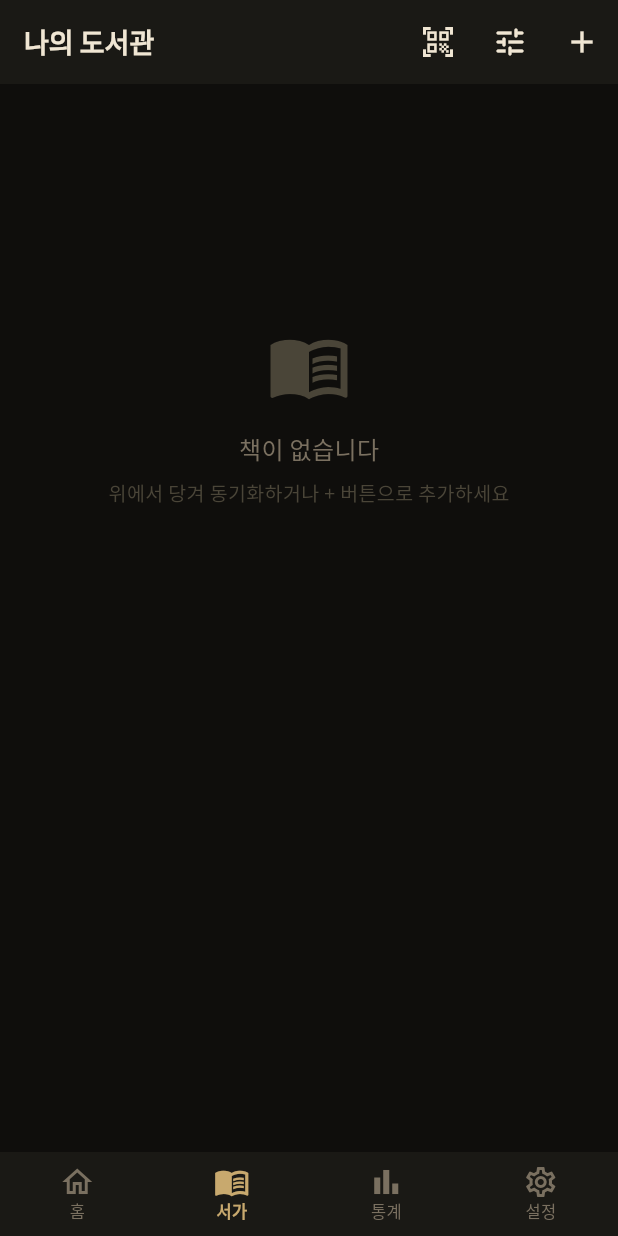
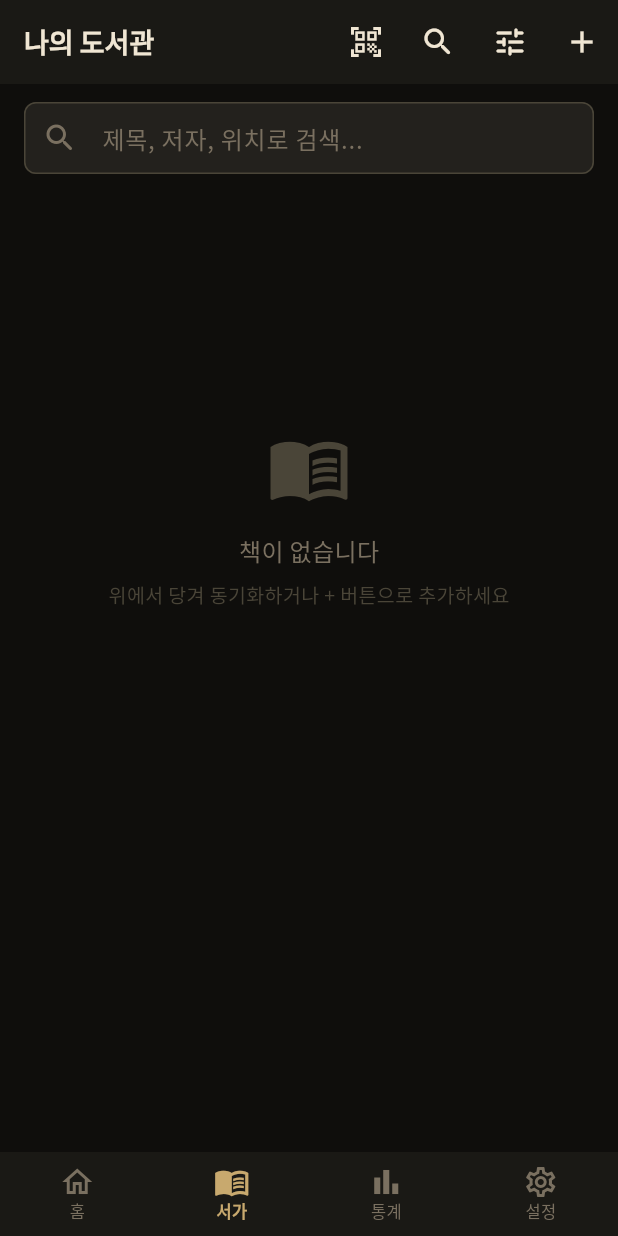
Before and after one commit to giltongit/classicshelf, a Flutter app: the screen it shows after launch, item 2 of the bottom bar chosen, on a phone screen of 412 x 824 dp. Run offline on Flutter 3.47's test engine with Material 3 defaults, Android fonts, the phone set to English and light mode, and no system bars; our stand-ins replace cached_network_image, connectivity_plus, csv, drift, file_picker, flutter_image_compress and 6 more; missing offline and left inert: charset_converter, mobile_scanner; accounts and stored records are empty; generated files the repository leaves out were written again; network calls fail.

Commit message:
feat(bookshelf): 서가 상단 로컬 검색창 + AppBar 외부 검색 아이콘 추가
- BookListScreen body 상단에 _LocalSearchBar 추가 (제목/저자/위치 로컬 필터)
- bookFilterProvider.setSearchQuery()로 실시간 필터링
- AppBar actions에 search_rounded 아이콘 → /search 진입
- BookDetailScreen 희망도서 + ISBN 있을 때 [도서관에서 찾기] 버튼 추가

Co-Authored-By: Claude Sonnet 4.6 <noreply@anthropic.com>

```diff
--- a/lib/screens/book_list_screen.dart
+++ b/lib/screens/book_list_screen.dart
@@ -51,6 +51,11 @@ class BookListScreen extends ConsumerWidget {
             tooltip: '바코드 스캔',
             onPressed: () => context.push('/scan'),
           ),
+          IconButton(
+            icon: const Icon(Icons.search_rounded),
+            tooltip: '도서 검색',
+            onPressed: () => context.push('/search'),
+          ),
           Stack(
             alignment: Alignment.topRight,
             children: [
@@ -82,7 +87,11 @@ class BookListScreen extends ConsumerWidget {
           ),
         ],
       ),
-      body: RefreshIndicator(
+      body: Column(
+        children: [
+          _LocalSearchBar(),
+          Expanded(
+            child: RefreshIndicator(
               color: AppColors.gold,
               backgroundColor: AppColors.surface2,
               onRefresh: () async {
@@ -145,7 +154,8 @@ class BookListScreen extends ConsumerWidget {
                     );
                   }
                   return ListView.separated(
-              padding: const EdgeInsets.symmetric(vertical: 8, horizontal: 12),
+                    padding: const EdgeInsets.symmetric(
+                        vertical: 8, horizontal: 12),
                     itemCount: books.length,
                     separatorBuilder: (_, _) => const SizedBox(height: 6),
                     itemBuilder: (context, i) => _BookCard(book: books[i]),
@@ -153,9 +163,71 @@ class BookListScreen extends ConsumerWidget {
                 },
               ),
             ),
+          ),
+        ],
+      ),
     );
   }
 }
+
+// ── 서가 로컬 검색창 ──────────────────────────────────────────────────────────
+
+class _LocalSearchBar extends ConsumerStatefulWidget {
+  @override
+  ConsumerState<_LocalSearchBar> createState() => _LocalSearchBarState();
+}
+
+class _LocalSearchBarState extends ConsumerState<_LocalSearchBar> {
+  final _ctrl = TextEditingController();
+
+  @override
+  void dispose() {
+    _ctrl.dispose();
+    super.dispose();
+  }
+
+  @override
+  Widget build(BuildContext context) {
+    return Padding(
+      padding: const EdgeInsets.fromLTRB(16, 12, 16, 8),
+      child: TextField(
+        controller: _ctrl,
+        style: const TextStyle(color: AppColors.cream),
+        decoration: InputDecoration(
+          hintText: '제목, 저자, 위치로 검색...',
+          hintStyle: const TextStyle(color: AppColors.muted),
+          prefixIcon:
+              const Icon(Icons.search_rounded, color: AppColors.muted),
+          suffixIcon: _ctrl.text.isNotEmpty
+              ? IconButton(
+                  icon: const Icon(Icons.clear, color: AppColors.muted),
+                  onPressed: () {
+                    _ctrl.clear();
+                    ref
+                        .read(bookFilterProvider.notifier)
+                        .setSearchQuery('');
+                  },
+                )
+              : null,
+          filled: true,
+          fillColor: AppColors.surface2,
+          border: OutlineInputBorder(
+            borderRadius: BorderRadius.circular(10),
+            borderSide: BorderSide.none,
+          ),
+          contentPadding:
+              const EdgeInsets.symmetric(vertical: 0, horizontal: 16),
+        ),
+        onChanged: (v) {
+          setState(() {});
+          ref.read(bookFilterProvider.notifier).setSearchQuery(v);
+        },
+      ),
+    );
+  }
+}
+
+// ── _BookCard ─────────────────────────────────────────────────────────────────
 
 class _BookCard extends ConsumerWidget {
   final Book book;
@@ -192,7 +264,8 @@ class _BookCard extends ConsumerWidget {
                     const SizedBox(height: 3),
                     Text(
                       book.author,
-                      style: const TextStyle(color: AppColors.muted, fontSize: 12),
+                      style: const TextStyle(
+                          color: AppColors.muted, fontSize: 12),
                     ),
                     const SizedBox(height: 8),
                     Row(
@@ -316,7 +389,7 @@ class _StatusBadge extends StatelessWidget {
   @override
   Widget build(BuildContext context) {
     final (label, fg, bg) = switch (status) {
-      'owned'    => ('소장', AppColors.gold,  AppColors.goldSubtle),
+      'owned'    => ('소장', AppColors.gold, AppColors.goldSubtle),
       'wishlist' => ('희망', AppColors.muted, AppColors.mutedSubtle),
       'rental'   => ('대여', const Color(0xFF5B7FA6), const Color(0x265B7FA6)),
       _          => ('기타', AppColors.muted, AppColors.mutedSubtle),
```
Also changed, not shown: lib/screens/book_detail_screen.dart (+21 -0 lines). Lines whose indentation alone changed are shown as unchanged.
